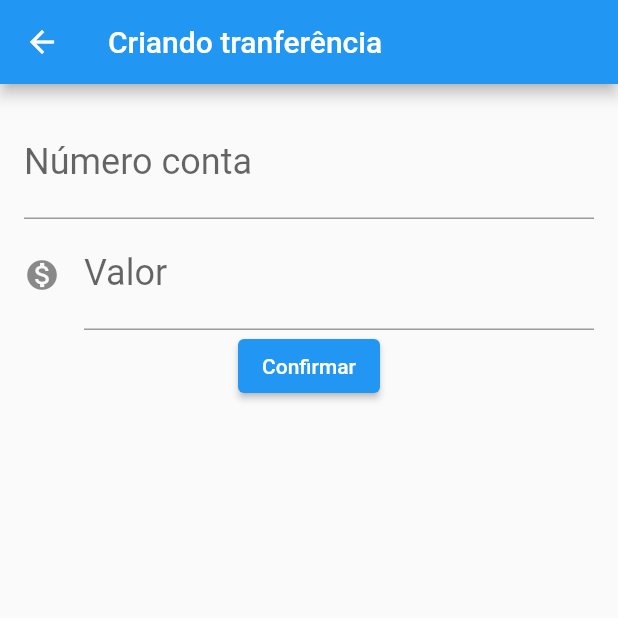
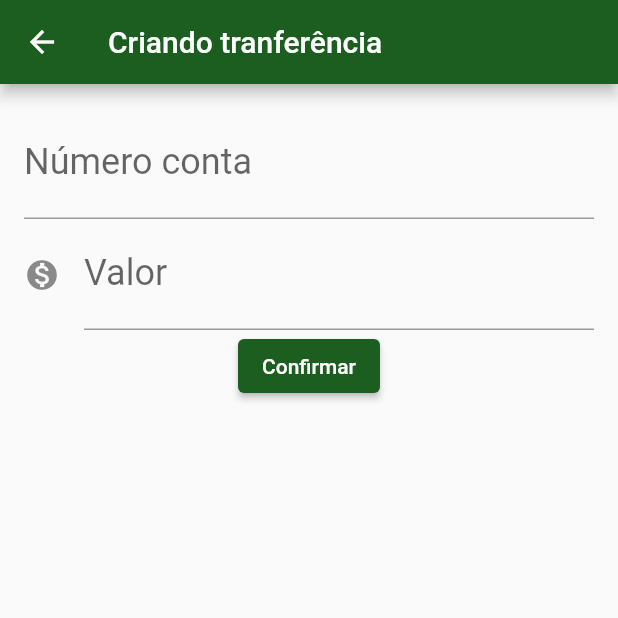
Before and after one commit to jefsterjr/bytebank, a Flutter app: the screen it shows after launch, after a tap on the "add" icon, on a phone screen of 412 x 824 dp, the top half of it. Run offline on Flutter 3.47's test engine with Material 2 defaults, Android fonts, the phone set to English and light mode, and no system bars.

Commit message:
Implementação final do projeto

```diff
--- a/lib/main.dart
+++ b/lib/main.dart
@@ -1,4 +1,4 @@
-import 'package:bytebank/transferencia/listagem.dart';
+import 'package:bytebank/screens/listagem.dart';
 import 'package:flutter/material.dart';
 
 void main() {
@@ -6,5 +6,15 @@ void main() {
 }
 
 MaterialApp ByteBankApp() {
-  return MaterialApp(home: ListagemTransferencia());
+  return MaterialApp(
+    home: ListagemTransferencia(),
+    theme: ThemeData(
+      colorScheme: ColorScheme.fromSwatch()
+          .copyWith(primary: Colors.green[900], secondary: Colors.blue[700]),
+      buttonTheme: ButtonThemeData(
+          colorScheme:
+              ColorScheme.fromSwatch().copyWith(secondary: Colors.blue[700]),
+          textTheme: ButtonTextTheme.primary),
+    ),
+  );
 }
--- /dev/null
+++ b/lib/screens/formulario.dart
@@ -0,0 +1,51 @@
+import 'package:bytebank/components/editor.dart';
+import 'package:bytebank/model/transferencia.dart';
+import 'package:flutter/material.dart';
+
+class FormularioTransferencia extends StatefulWidget {
+  @override
+  State<StatefulWidget> createState() {
+    return FormularioTransferenciaState();
+  }
+}
+
+class FormularioTransferenciaState extends State<FormularioTransferencia> {
+  final TextEditingController _controllerNumeroConta = TextEditingController();
+  final TextEditingController _controllerValor = TextEditingController();
+
+  @override
+  Widget build(BuildContext context) {
+    return Scaffold(
+        appBar: AppBar(title: Text("Criando tranferência")),
+        body: Padding(
+            padding: const EdgeInsets.all(16.0),
+            child: SingleChildScrollView(
+              child: Column(
+                children: <Widget>[
+                  Editor(
+                      label: "Número conta",
+                      controller: _controllerNumeroConta,
+                      hint: '0000'),
+                  Editor(
+                      label: "Valor",
+                      controller: _controllerValor,
+                      icon: const Icon(Icons.monetization_on),
+                      hint: '0.000,00'),
+                  ElevatedButton(
+                      onPressed: () {
+                        criarTransferencia(context);
+                      },
+                      child: const Text("Confirmar"))
+                ],
+              ),
+            )));
+  }
+
+  void criarTransferencia(BuildContext context) {
+    int? numeroConta = int.tryParse(_controllerNumeroConta.text);
+    double? valor = double.tryParse(_controllerValor.text);
+    if (numeroConta != null && valor != null) {
+      Navigator.pop(context, Transferencia(numeroConta, valor));
+    }
+  }
+}
--- a/lib/transferencia/listagem.dart
+++ b/lib/screens/listagem.dart
@@ -1,15 +1,23 @@
 import 'package:bytebank/model/transferencia.dart';
-import 'package:bytebank/transferencia/formulario.dart';
-import 'package:bytebank/transferencia/item.dart';
+import 'package:bytebank/screens/formulario.dart';
 import 'package:flutter/material.dart';
 
-class ListagemTransferencia extends StatelessWidget {
+import 'item.dart';
+
+class ListagemTransferencia extends StatefulWidget {
   final List<Transferencia> _transferencias = List.empty(growable: true);
 
   @override
+  State<StatefulWidget> createState() {
+    return ListagemTransferenciaState();
+  }
+}
+
+class ListagemTransferenciaState extends State<ListagemTransferencia> {
+  @override
   Widget build(BuildContext context) {
     return Scaffold(
-      appBar: AppBar(title: Text("Tranferências")),
+      appBar: AppBar(title: const Text("Tranferências")),
       floatingActionButton: FloatingActionButton(
           onPressed: () {
             addTransferencia(context);
@@ -17,9 +25,9 @@ class ListagemTransferencia extends StatelessWidget {
           child: const Icon(Icons.add)),
       body: ListView.builder(
           itemBuilder: (context, index) {
-            return ItemTransferencia(_transferencias[index]);
+            return ItemTransferencia(widget._transferencias[index]);
           },
-          itemCount: _transferencias.length),
+          itemCount: widget._transferencias.length),
     );
   }
 
@@ -28,6 +36,13 @@ class ListagemTransferencia extends StatelessWidget {
         Navigator.push(context, MaterialPageRoute(builder: (context) {
       return FormularioTransferencia();
     }));
-    future.then((transferencia) => _transferencias.add(transferencia!));
+    future.then((transferencia) => {
+          if (transferencia != null)
+            {
+              setState(() {
+                widget._transferencias.add(transferencia);
+              })
+            }
+        });
   }
 }
--- a/lib/transferencia/formulario.dart
+++ /dev/null
@@ -1,45 +0,0 @@
-import 'package:bytebank/components/editor.dart';
-import 'package:bytebank/model/transferencia.dart';
-import 'package:flutter/material.dart';
-
-class FormularioTransferencia extends StatelessWidget {
-  final TextEditingController _controllerNumeroConta = TextEditingController();
-  final TextEditingController _controllerValor = TextEditingController();
-
-  FormularioTransferencia({Key? key}) : super(key: key);
-
-  @override
-  Widget build(BuildContext context) {
-    return Scaffold(
-        appBar: AppBar(title: Text("Criando tranferência")),
-        body: Padding(
-          padding: const EdgeInsets.all(16.0),
-          child: Column(
-            children: <Widget>[
-              Editor(
-                  label: "Número conta",
-                  controller: _controllerNumeroConta,
-                  hint: '0000'),
-              Editor(
-                  label: "Valor",
-                  controller: _controllerValor,
-                  icon: const Icon(Icons.monetization_on),
-                  hint: '0.000,00'),
-              ElevatedButton(
-                  onPressed: () {
-                    criarTransferencia(context);
-                  },
-                  child: const Text("Confirmar"))
-            ],
-          ),
-        ));
-  }
-
-  void criarTransferencia(BuildContext context) {
-    int? numeroConta = int.tryParse(_controllerNumeroConta.text);
-    double? valor = double.tryParse(_controllerValor.text);
-    if (numeroConta != null && valor != null) {
-      Navigator.pop(context, Transferencia(numeroConta, valor));
-    }
-  }
-}
```
Also changed, not shown: lib/screens/item.dart (renamed from lib/transferencia/item.dart).
